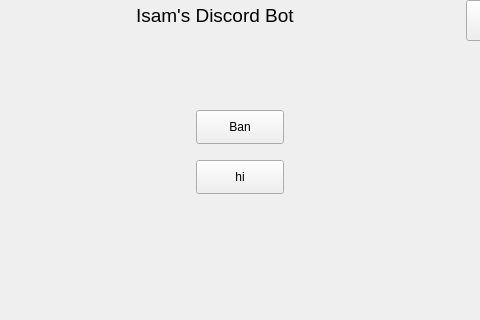
The window that main.ui (isam-ahmed0/discord-bot-beginer) describes before a commit, drawn with Qt 5; both pictures show x 224 to 704 and y 0 to 320 of the 807 by 607 pixel window.
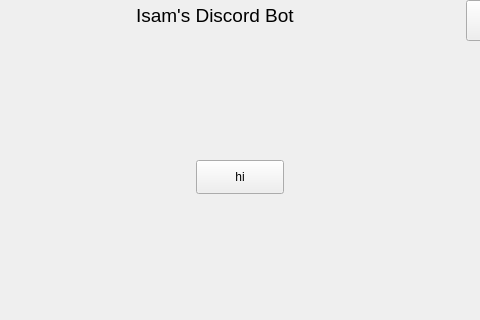
The same window after the commit. The open tabs and pages were chosen to show the change.

Diff of the .ui file:
```diff
--- a/main.ui
+++ b/main.ui
@@ -84,19 +84,6 @@
        <string>hi</string>
       </property>
      </widget>
-     <widget class="QPushButton" name="pushButton">
-      <property name="geometry">
-       <rect>
-        <x>330</x>
-        <y>110</y>
-        <width>88</width>
-        <height>34</height>
-       </rect>
-      </property>
-      <property name="text">
-       <string>Ban</string>
-      </property>
-     </widget>
     </widget>
     <widget class="QWidget" name="mod">
      <widget class="QPushButton" name="kick_btn">
```
Left out of the diff: 4 changed lines with no effect on the pictures.
